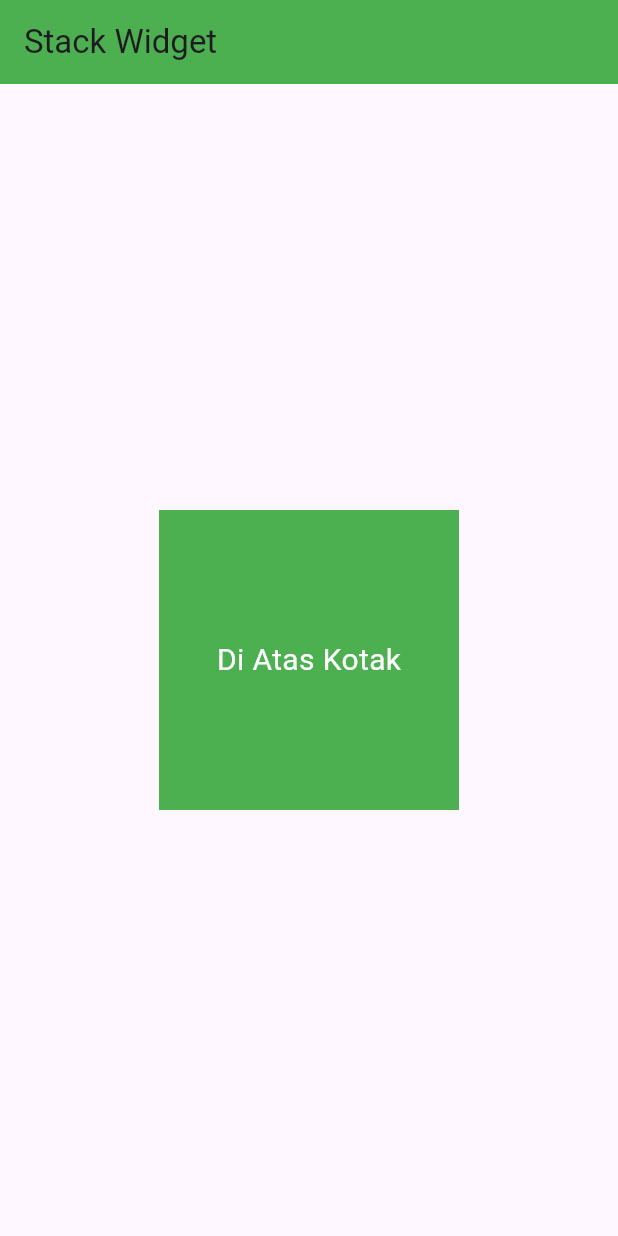
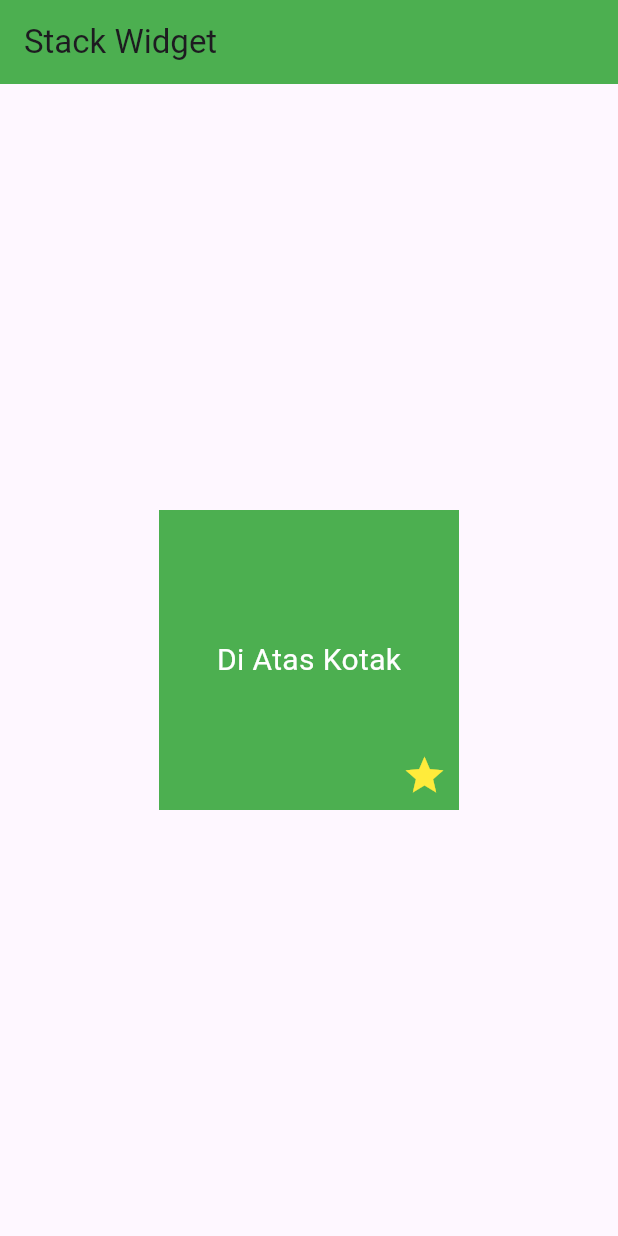
Before and after one commit to Ucokgagah/projek_flutter, a Flutter app: the screen it shows after launch, on a phone screen of 412 x 824 dp. Run offline on Flutter 3.47's test engine with Material 3 defaults, Android fonts, the phone set to English and light mode, and no system bars.

Commit message:
menambahkan ikon

```diff
--- a/styling_widget/lib/main.dart
+++ b/styling_widget/lib/main.dart
@@ -32,12 +32,19 @@ color: Colors.white,
                   fontSize: 20,
                 ),
               ),
+              const Positioned(
+                right: 8, // jarak dari kanan
+                bottom: 8, // jarak dari bawah
+                child: Icon(
+                  Icons.star,
+                  color: Colors.yellow,
+                  size: 30,
+                ),
+              ),
             ],
           ),
         ),
       ),
     );
-
   }
-
 }
```
Lines whose indentation alone changed are shown as unchanged.
